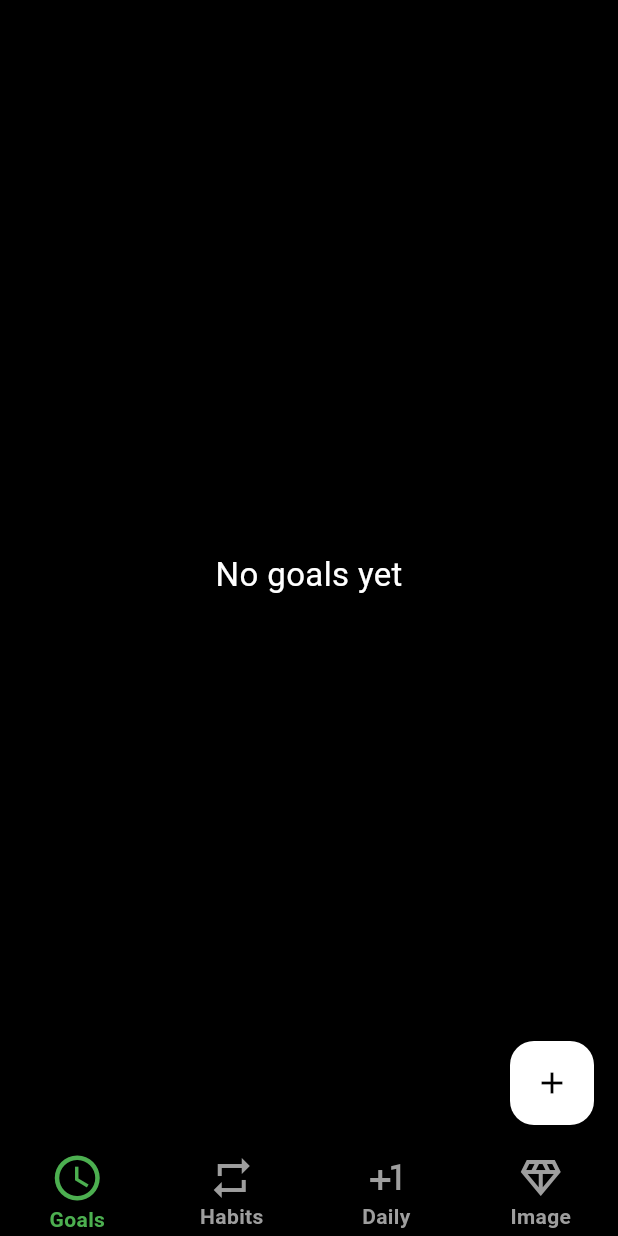
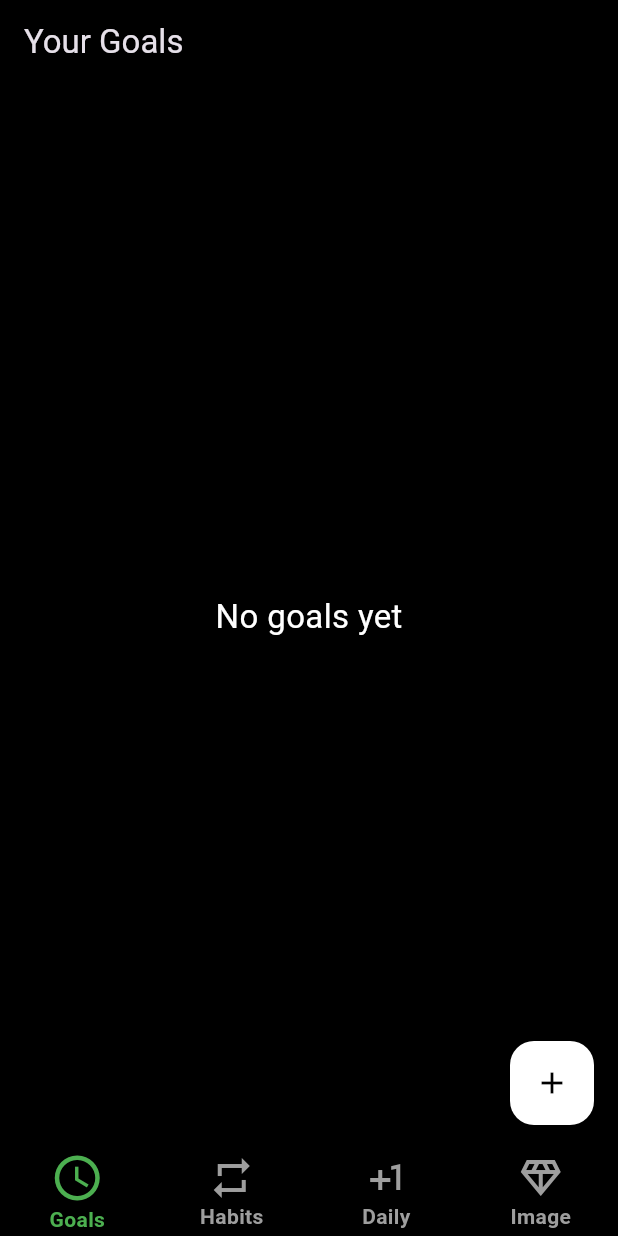
Before and after one commit to Top-One-Percent/top-app, a Flutter app: the screen it shows after launch, on a phone screen of 412 x 824 dp. Run offline on Flutter 3.47's test engine with Material 3 defaults, Android fonts, the light colour scheme and no system bars; drawn by our look-alikes of stylish_bottom_bar; our stand-ins replace fl_chart, flutter_bloc, go_router, hive, hive_flutter, smooth_page_indicator; accounts and stored records are empty.

Commit message:
Appbar for GoalsScreen #3

```diff
--- a/lib/presentation/screens/home/goals/goals_screen.dart
+++ b/lib/presentation/screens/home/goals/goals_screen.dart
@@ -10,6 +10,7 @@ class GoalsScreen extends StatelessWidget {
   @override
   Widget build(BuildContext context) {
     return Scaffold(
+      appBar: AppBar(title: const Text('Your Goals')),
       body: BlocBuilder<GoalBloc, GoalState>(
         builder: (context, state) {
           if (state.isLoading) {
```
